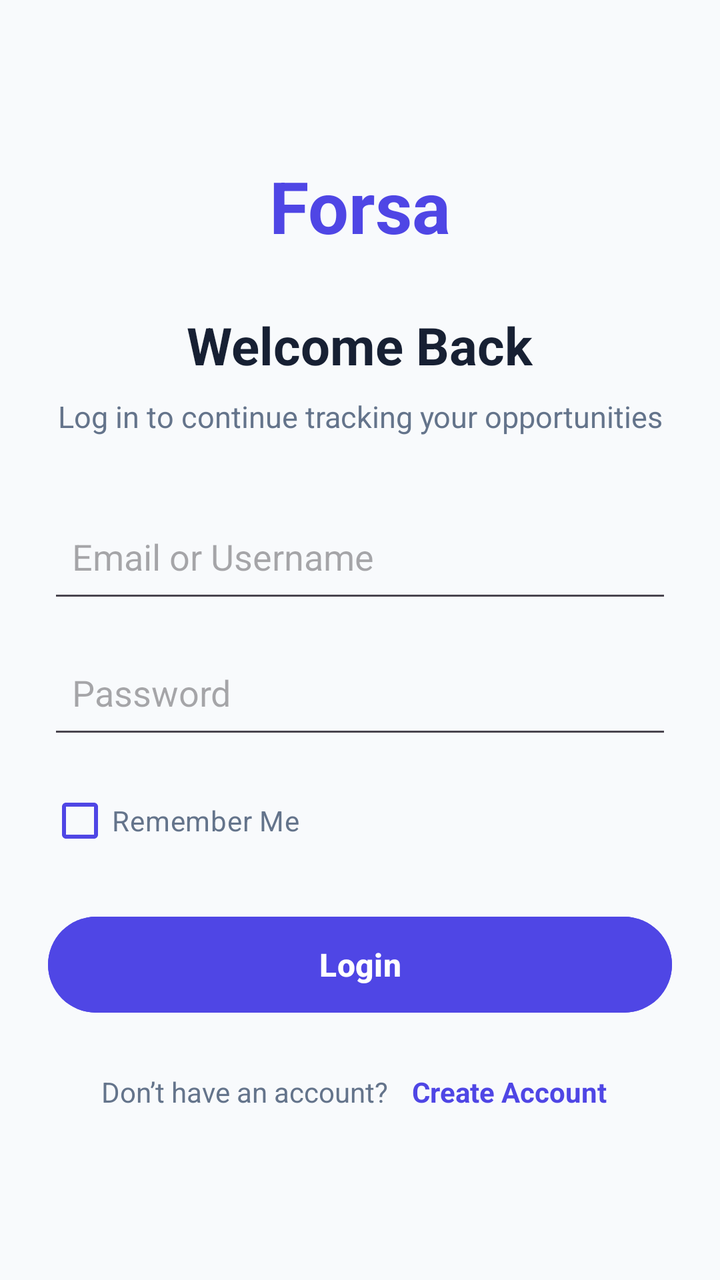
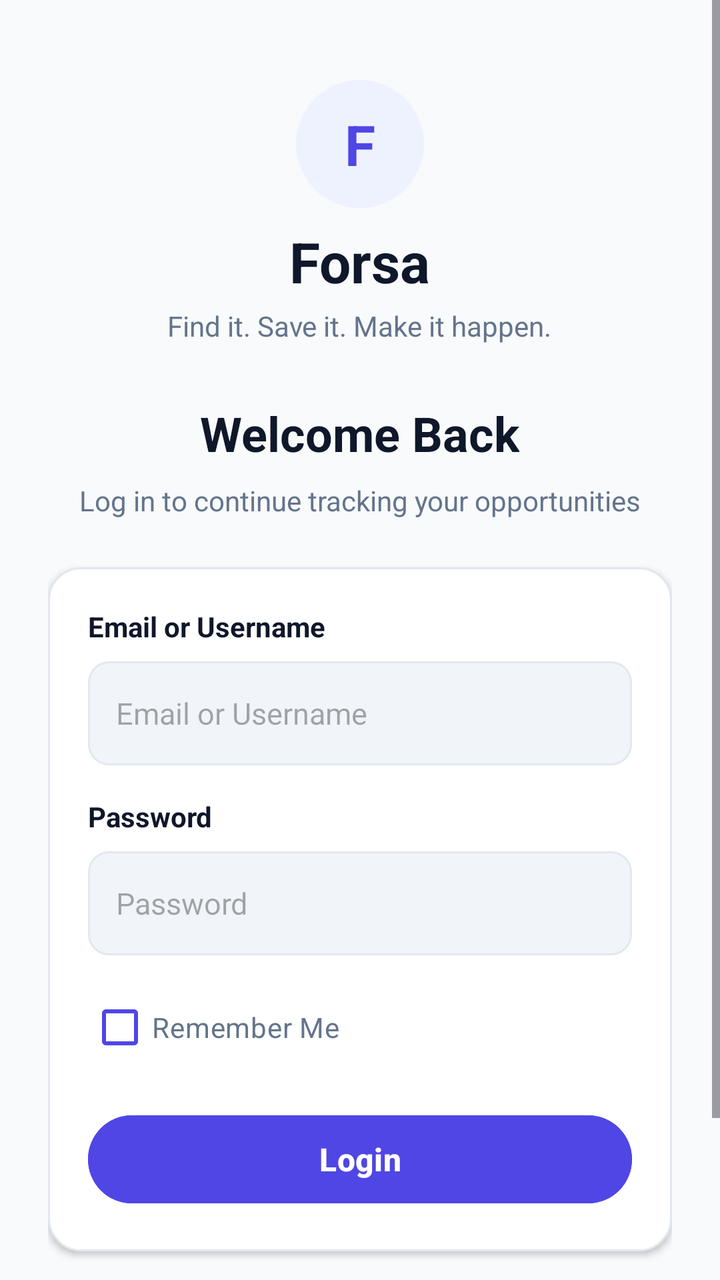

Screens rendered from an Android XML layout before and after an edit, with the pre-edit source and the edit as a unified diff.
<!-- AndroidManifest.xml: application theme Theme.Forsa -->
<!-- res/layout/activity_login.xml -->
<?xml version="1.0" encoding="utf-8"?>
<ScrollView xmlns:android="http://schemas.android.com/apk/res/android"
    android:layout_width="match_parent"
    android:layout_height="match_parent"
    android:background="@color/background"
    android:fillViewport="true">

    <LinearLayout
        android:layout_width="match_parent"
        android:layout_height="wrap_content"
        android:gravity="center_vertical"
        android:orientation="vertical"
        android:padding="24dp">

        <TextView
            android:layout_width="wrap_content"
            android:layout_height="wrap_content"
            android:layout_gravity="center_horizontal"
            android:text="@string/app_name"
            android:textColor="@color/primary"
            android:textSize="36sp"
            android:textStyle="bold" />

        <TextView
            android:layout_width="wrap_content"
            android:layout_height="wrap_content"
            android:layout_gravity="center_horizontal"
            android:layout_marginTop="28dp"
            android:text="@string/welcome_back"
            android:textColor="@color/text_primary"
            android:textSize="26sp"
            android:textStyle="bold" />

        <TextView
            android:layout_width="match_parent"
            android:layout_height="wrap_content"
            android:layout_marginTop="8dp"
            android:gravity="center"
            android:text="@string/login_subtitle"
            android:textColor="@color/text_secondary"
            android:textSize="15sp" />

        <EditText
            android:id="@+id/etLoginIdentifier"
            android:layout_width="match_parent"
            android:layout_height="56dp"
            android:layout_marginTop="32dp"
            android:autofillHints="username,emailAddress"
            android:hint="@string/email_or_username"
            android:inputType="text"
            android:maxLength="100"
            android:padding="12dp"
            android:singleLine="true" />

        <EditText
            android:id="@+id/etLoginPassword"
            android:layout_width="match_parent"
            android:layout_height="56dp"
            android:layout_marginTop="12dp"
            android:autofillHints="password"
            android:hint="@string/password"
            android:inputType="textPassword"
            android:maxLength="64"
            android:padding="12dp"
            android:singleLine="true" />

        <CheckBox
            android:id="@+id/cbRememberMe"
            android:layout_width="wrap_content"
            android:layout_height="wrap_content"
            android:layout_marginTop="12dp"
            android:buttonTint="@color/primary"
            android:text="@string/remember_me"
            android:textColor="@color/text_secondary" />

        <Button
            android:id="@+id/btnLogin"
            android:layout_width="match_parent"
            android:layout_height="56dp"
            android:layout_marginTop="20dp"
            android:backgroundTint="@color/primary"
            android:text="@string/login_button"
            android:textAllCaps="false"
            android:textColor="@color/white"
            android:textSize="16sp"
            android:textStyle="bold" />

        <LinearLayout
            android:layout_width="match_parent"
            android:layout_height="wrap_content"
            android:layout_marginTop="20dp"
            android:gravity="center"
            android:orientation="horizontal">

            <TextView
                android:layout_width="wrap_content"
                android:layout_height="wrap_content"
                android:text="@string/do_not_have_account"
                android:textColor="@color/text_secondary" />

            <TextView
                android:id="@+id/tvCreateAccount"
                android:layout_width="wrap_content"
                android:layout_height="wrap_content"
                android:layout_marginStart="6dp"
                android:padding="6dp"
                android:text="@string/create_account_link"
                android:textColor="@color/primary"
                android:textStyle="bold" />

        </LinearLayout>

    </LinearLayout>

</ScrollView>
<!-- resources referenced by this layout -->
<resources>
  <color name="background">#F8FAFC</color>
  <color name="primary">#4F46E5</color>
  <color name="text_primary">#172033</color>
  <color name="text_secondary">#64748B</color>
  <color name="white">#FFFFFF</color>
  <string name="app_name">Forsa</string>
  <string name="create_account_link">Create Account</string>
  <string name="do_not_have_account">Don’t have an account?</string>
  <string name="email_or_username">Email or Username</string>
  <string name="login_button">Login</string>
  <string name="login_subtitle">Log in to continue tracking your opportunities</string>
  <string name="password">Password</string>
  <string name="remember_me">Remember Me</string>
  <string name="welcome_back">Welcome Back</string>
  <style name="Theme.Forsa" parent="Base.Theme.Forsa" />
  <style name="Base.Theme.Forsa" parent="Theme.Material3.DayNight.NoActionBar">
          
          
      </style>
</resources>

<!-- the commit's change to res/layout/activity_login.xml (unified diff, before → after) -->
@@ -8,19 +8,43 @@
     <LinearLayout
         android:layout_width="match_parent"
         android:layout_height="wrap_content"
-        android:gravity="center_vertical"
         android:orientation="vertical"
         android:padding="24dp">
+
+        
+        <TextView
+            android:id="@+id/tvBrandLogo"
+            android:layout_width="64dp"
+            android:layout_height="64dp"
+            android:layout_gravity="center_horizontal"
+            android:layout_marginTop="16dp"
+            android:background="@drawable/bg_icon_circle"
+            android:gravity="center"
+            android:text="@string/brand_logo_letter"
+            android:textColor="@color/primary"
+            android:textSize="28sp"
+            android:textStyle="bold" />
 
         <TextView
             android:layout_width="wrap_content"
             android:layout_height="wrap_content"
             android:layout_gravity="center_horizontal"
+            android:layout_marginTop="8dp"
             android:text="@string/app_name"
-            android:textColor="@color/primary"
-            android:textSize="36sp"
+            android:textColor="@color/text_primary"
+            android:textSize="28sp"
             android:textStyle="bold" />
 
+        <TextView
+            android:layout_width="wrap_content"
+            android:layout_height="wrap_content"
+            android:layout_gravity="center_horizontal"
+            android:layout_marginTop="4dp"
+            android:text="@string/brand_tagline"
+            android:textColor="@color/text_secondary"
+            android:textSize="14sp" />
+
+        
         <TextView
             android:layout_width="wrap_content"
             android:layout_height="wrap_content"
@@ -28,67 +52,109 @@
             android:layout_marginTop="28dp"
             android:text="@string/welcome_back"
             android:textColor="@color/text_primary"
-            android:textSize="26sp"
+            android:textSize="24sp"
             android:textStyle="bold" />
 
         <TextView
             android:layout_width="match_parent"
             android:layout_height="wrap_content"
             android:layout_marginTop="8dp"
+            android:layout_marginBottom="24dp"
             android:gravity="center"
             android:text="@string/login_subtitle"
             android:textColor="@color/text_secondary"
-            android:textSize="15sp" />
+            android:textSize="14sp" />
 
-        <EditText
-            android:id="@+id/etLoginIdentifier"
-            android:layout_width="match_parent"
-            android:layout_height="56dp"
-            android:layout_marginTop="32dp"
-            android:autofillHints="username,emailAddress"
-            android:hint="@string/email_or_username"
-            android:inputType="text"
-            android:maxLength="100"
-            android:padding="12dp"
-            android:singleLine="true" />
-
-        <EditText
-            android:id="@+id/etLoginPassword"
-            android:layout_width="match_parent"
-            android:layout_height="56dp"
-            android:layout_marginTop="12dp"
-            android:autofillHints="password"
-            android:hint="@string/password"
-            android:inputType="textPassword"
-            android:maxLength="64"
-            android:padding="12dp"
-            android:singleLine="true" />
-
-        <CheckBox
-            android:id="@+id/cbRememberMe"
-            android:layout_width="wrap_content"
-            android:layout_height="wrap_content"
-            android:layout_marginTop="12dp"
-            android:buttonTint="@color/primary"
-            android:text="@string/remember_me"
-            android:textColor="@color/text_secondary" />
-
-        <Button
-            android:id="@+id/btnLogin"
-            android:layout_width="match_parent"
-            android:layout_height="56dp"
-            android:layout_marginTop="20dp"
-            android:backgroundTint="@color/primary"
-            android:text="@string/login_button"
-            android:textAllCaps="false"
-            android:textColor="@color/white"
-            android:textSize="16sp"
-            android:textStyle="bold" />
-
+        
         <LinearLayout
             android:layout_width="match_parent"
             android:layout_height="wrap_content"
-            android:layout_marginTop="20dp"
+            android:layout_marginBottom="24dp"
+            android:background="@drawable/bg_card_white"
+            android:elevation="2dp"
+            android:orientation="vertical"
+            android:padding="20dp">
+
+            
+            <TextView
+                android:layout_width="match_parent"
+                android:layout_height="wrap_content"
+                android:layout_marginBottom="8dp"
+                android:text="@string/email_or_username"
+                android:textColor="@color/text_primary"
+                android:textSize="14sp"
+                android:textStyle="bold" />
+
+            <EditText
+                android:id="@+id/etLoginIdentifier"
+                android:layout_width="match_parent"
+                android:layout_height="52dp"
+                android:layout_marginBottom="16dp"
+                android:autofillHints="username,emailAddress"
+                android:background="@drawable/bg_input_field"
+                android:hint="@string/email_or_username"
+                android:inputType="text"
+                android:maxLength="100"
+                android:paddingHorizontal="14dp"
+                android:singleLine="true"
+                android:textColor="@color/text_primary"
+                android:textSize="15sp" />
+
+            
+            <TextView
+                android:layout_width="match_parent"
+                android:layout_height="wrap_content"
+                android:layout_marginBottom="8dp"
+                android:text="@string/password"
+                android:textColor="@color/text_primary"
+                android:textSize="14sp"
+                android:textStyle="bold" />
+
+            <EditText
+                android:id="@+id/etLoginPassword"
+                android:layout_width="match_parent"
+                android:layout_height="52dp"
+                android:layout_marginBottom="12dp"
+                android:autofillHints="password"
+                android:background="@drawable/bg_input_field"
+                android:hint="@string/password"
+                android:inputType="textPassword"
+                android:maxLength="64"
+                android:paddingHorizontal="14dp"
+                android:singleLine="true"
+                android:textColor="@color/text_primary"
+                android:textSize="15sp" />
+
+            
+            <CheckBox
+                android:id="@+id/cbRememberMe"
+                android:layout_width="wrap_content"
+                android:layout_height="wrap_content"
+                android:layout_marginBottom="16dp"
+                android:buttonTint="@color/primary"
+                android:text="@string/remember_me"
+                android:textColor="@color/text_secondary"
+                android:textSize="14sp" />
+
+            
+            <Button
+                android:id="@+id/btnLogin"
+                android:layout_width="match_parent"
+                android:layout_height="52dp"
+                android:backgroundTint="@color/primary"
+                android:text="@string/login_button"
+                android:textAllCaps="false"
+                android:textColor="@color/white"
+                android:textSize="16sp"
+                android:textStyle="bold" />
+
+        </LinearLayout>
+
+        
+        <LinearLayout
+            android:layout_width="match_parent"
+            android:layout_height="wrap_content"
+            android:layout_marginBottom="24dp"
             android:gravity="center"
             android:orientation="horizontal">
 
@@ -96,20 +162,21 @@
                 android:layout_width="wrap_content"
                 android:layout_height="wrap_content"
                 android:text="@string/do_not_have_account"
-                android:textColor="@color/text_secondary" />
+                android:textColor="@color/text_secondary"
+                android:textSize="14sp" />
 
             <TextView
                 android:id="@+id/tvCreateAccount"
                 android:layout_width="wrap_content"
                 android:layout_height="wrap_content"
-                android:layout_marginStart="6dp"
-                android:padding="6dp"
+                android:layout_marginStart="2dp"
+                android:padding="8dp"
                 android:text="@string/create_account_link"
                 android:textColor="@color/primary"
+                android:textSize="14sp"
                 android:textStyle="bold" />
 
         </LinearLayout>
 
     </LinearLayout>
-
 </ScrollView>
<!-- resource entries referenced after the edit -->
@@ -2,10 +2,38 @@
 <resources>
   <color name="background">#F8FAFC</color>
   <color name="primary">#4F46E5</color>
-  <color name="text_primary">#172033</color>
+  <color name="text_primary">#0F172A</color>
   <color name="text_secondary">#64748B</color>
   <color name="white">#FFFFFF</color>
+  <!-- drawable bg_card_white (drawable) -->
+  <?xml version="1.0" encoding="utf-8"?>
+  <shape xmlns:android="http://schemas.android.com/apk/res/android"
+      android:shape="rectangle">
+      <solid android:color="@color/surface" />
+      <corners android:radius="16dp" />
+      <stroke
+          android:width="1dp"
+          android:color="@color/border" />
+  </shape>
+  <!-- drawable bg_icon_circle (drawable) -->
+  <?xml version="1.0" encoding="utf-8"?>
+  <shape xmlns:android="http://schemas.android.com/apk/res/android"
+      android:shape="oval">
+      <solid android:color="@color/soft_indigo" />
+  </shape>
+  <!-- drawable bg_input_field (drawable) -->
+  <?xml version="1.0" encoding="utf-8"?>
+  <shape xmlns:android="http://schemas.android.com/apk/res/android"
+      android:shape="rectangle">
+      <solid android:color="@color/soft_slate" />
+      <corners android:radius="10dp" />
+      <stroke
+          android:width="1dp"
+          android:color="@color/border" />
+  </shape>
   <string name="app_name">Forsa</string>
+  <string name="brand_logo_letter">F</string>
+  <string name="brand_tagline">Find it. Save it. Make it happen.</string>
   <string name="create_account_link">Create Account</string>
   <string name="do_not_have_account">Don’t have an account?</string>
   <string name="email_or_username">Email or Username</string>
@@ -15,6 +43,10 @@
   <string name="remember_me">Remember Me</string>
   <string name="welcome_back">Welcome Back</string>
   <style name="Theme.Forsa" parent="Base.Theme.Forsa" />
+  <color name="surface">#FFFFFF</color>
+  <color name="border">#E2E8F0</color>
+  <color name="soft_indigo">#EEF2FF</color>
+  <color name="soft_slate">#F1F5F9</color>
   <style name="Base.Theme.Forsa" parent="Theme.Material3.DayNight.NoActionBar">
           
           
